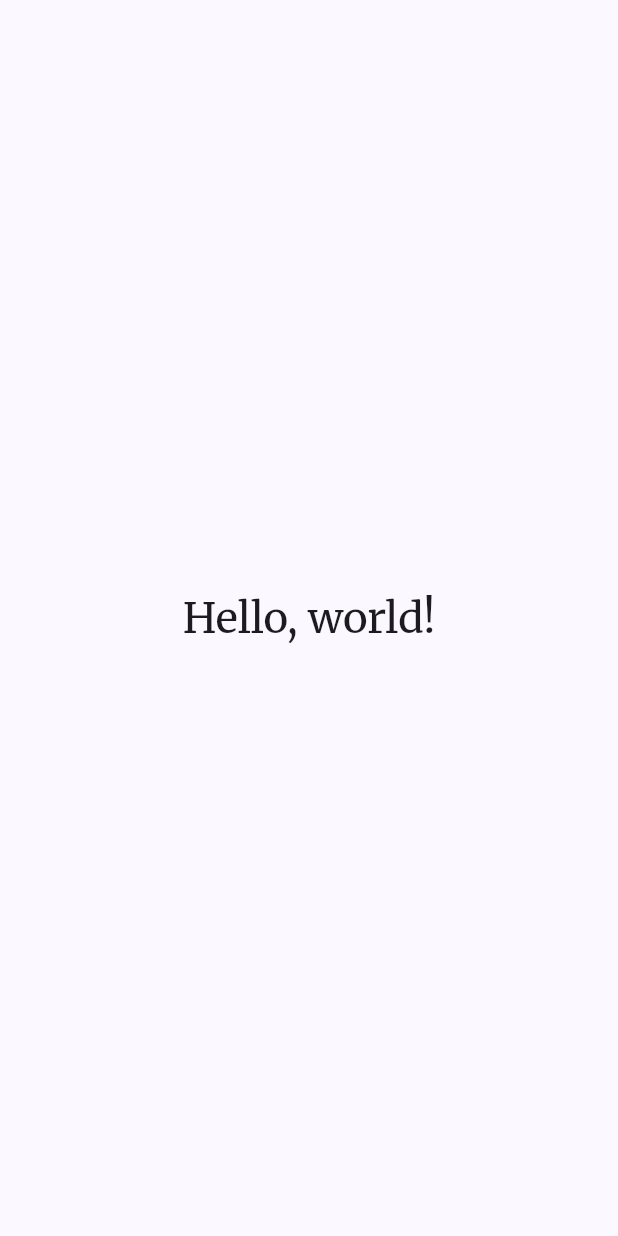
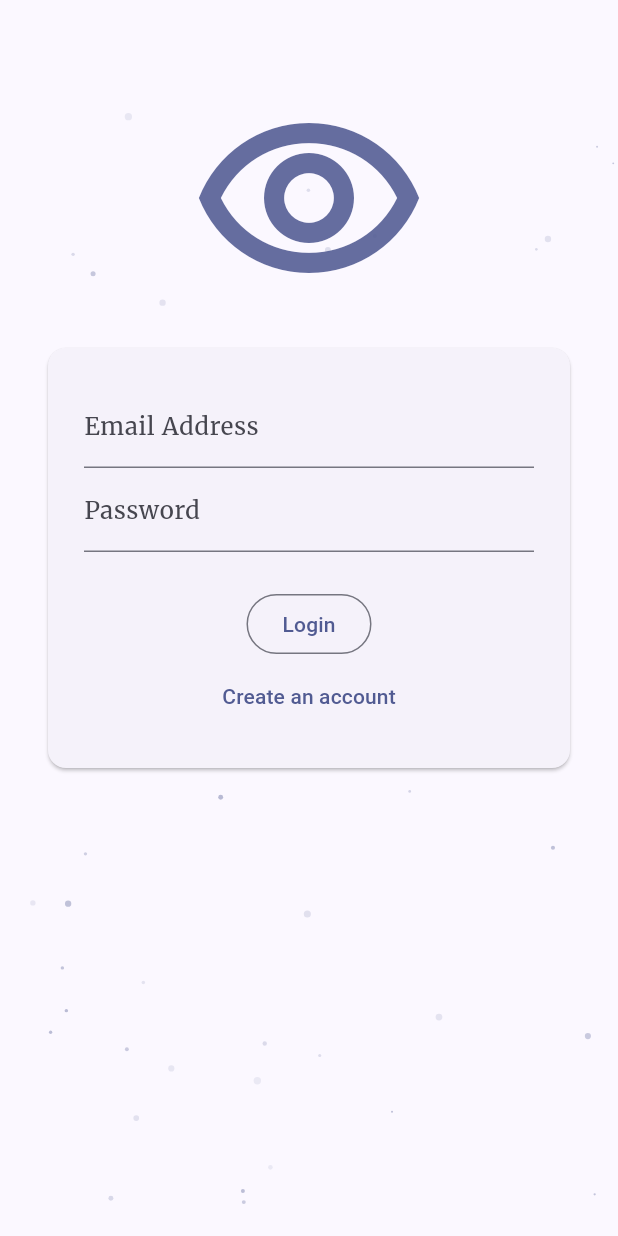
Before and after one commit to jardinefaner/story_v1, a Flutter app: the screen it shows after launch, on a phone screen of 412 x 824 dp. Run offline on Flutter 3.47's test engine with Material 3 defaults, Android fonts, the phone set to English and light mode, and no system bars; our stand-ins replace firebase_core, google_fonts; accounts and stored records are empty; generated files the repository leaves out were written again.

Commit message:
Create auth screen

```diff
--- a/lib/main.dart
+++ b/lib/main.dart
@@ -2,6 +2,7 @@ import 'package:firebase_core/firebase_core.dart';
 import 'package:flutter/services.dart';
 import 'package:story_v1/screens/auth_screen.dart';
 import 'package:story_v1/themes/app_themes.dart';
+import 'package:story_v1/widgets/dust_engine.dart';
 import 'firebase_options.dart';
 
 import 'package:flutter/material.dart';
@@ -22,7 +23,15 @@ class MyApp extends StatelessWidget {
       theme: AppThemes.light,
       darkTheme: AppThemes.dark,
       themeMode: ThemeMode.system,
-      home: const AuthScreen(),
+      home: Scaffold(
+        resizeToAvoidBottomInset: false,
+        body: Stack(
+          children: [
+            Positioned.fill(child: const DustEngine()),
+            Positioned.fill(child: AuthScreen()),
+          ],
+        ),
+      ),
     );
   }
 }
--- a/lib/screens/auth_screen.dart
+++ b/lib/screens/auth_screen.dart
@@ -8,10 +8,130 @@ class AuthScreen extends StatefulWidget {
 }
 
 class _AuthScreenState extends State<AuthScreen> {
+  final _form = GlobalKey<FormState>();
+  bool _isLogin = true;
+  String _email = '';
+  String _password = '';
+
+  void _submit() {
+    final isValid = _form.currentState!.validate();
+
+    if (isValid) {
+      _form.currentState!.save();
+      print(_email);
+      print(_password);
+    }
+  }
+
   @override
   Widget build(BuildContext context) {
     return Scaffold(
-      body: Center(child: Text('Hello, world!', style: Theme.of(context).textTheme.headlineMedium))
+      backgroundColor: Colors.transparent,
+      body: SingleChildScrollView(
+        child: Column(
+          mainAxisAlignment: MainAxisAlignment.start,
+          children: [
+            // Story LOGO
+            Container(
+              margin: const EdgeInsets.only(top: 32),
+              width: 200,
+              height: 200,
+              child: Icon(
+                Icons.remove_red_eye_outlined,
+                size: 160,
+                color: Theme.of(context).colorScheme.primary.withAlpha(225),
+              ),
+            ),
+
+            // FORM
+            Card(
+              margin: const EdgeInsets.symmetric(horizontal: 32),
+              child: SingleChildScrollView(
+                child: Padding(
+                  padding: const EdgeInsets.all(24),
+                  child: Form(
+                    key: _form,
+                    child: Column(
+                      mainAxisSize: MainAxisSize.min,
+                      children: [
+                        // EMAIL ADDRESS input
+                        TextFormField(
+                          decoration: const InputDecoration(
+                            labelText: 'Email Address',
+                          ),
+                          keyboardType: TextInputType.emailAddress,
+                          autocorrect: false,
+                          textCapitalization: TextCapitalization.none,
+                          validator: (value) {
+                            if (value == null ||
+                                value.trim().isEmpty ||
+                                !value.contains('@')) {
+                              return 'Please enter a valid email address.';
+                            }
+
+                            return null;
+                          },
+                          onSaved: (value) {
+                            _email = value!;
+                          },
+                        ),
+
+                        // PASSWORD
+                        TextFormField(
+                          decoration: const InputDecoration(
+                            labelText: 'Password',
+                          ),
+                          obscureText: true,
+                          validator: (value) {
+                            if (value == null || value.isEmpty) {
+                              return 'Password is required.';
+                            }
+                            // Regex for minimum 8 characters, at least one uppercase,
+                            // one lowercase, one digit, and one special character.
+                            // You can customize the special characters within the [ ... ] block.
+                            String pattern =
+                                r'^(?=.*?[A-Z])(?=.*?[a-z])(?=.*?[0-9])(?=.*?[!@#\$&*~]).{8,}$';
+                            RegExp regex = RegExp(pattern);
+
+                            if (!regex.hasMatch(value)) {
+                              return 'Password must be at least 8 characters and include: uppercase, lowercase, digit, and special character (!@#\$&*~).';
+                            }
+
+                            return null; // The password is valid
+                          },
+                          onSaved: (value) {
+                            _password = value!;
+                          },
+                        ),
+
+                        const SizedBox(height: 24),
+
+                        OutlinedButton(
+                          onPressed: _submit,
+                          child: Text(_isLogin ? 'Login' : 'Sign Up'),
+                        ),
+
+                        TextButton(
+                          onPressed: () {
+                            setState(() {
+                              _isLogin = !_isLogin;
+                            });
+                          },
+                          child: Text(
+                            _isLogin
+                                ? 'Create an account'
+                                : 'I already have an account',
+                          ),
+                        ),
+                      ],
+                    ),
+                  ),
+                ),
+              ),
+            ),
+          ],
+        ),
+      ),
     );
   }
 }
--- a/lib/themes/color_schemes.dart
+++ b/lib/themes/color_schemes.dart
@@ -1,6 +1,6 @@
 import 'package:flutter/material.dart';
 
-const Color _kSeedColor = Colors.indigoAccent;
+const Color _kSeedColor = Colors.indigo;
 
 class ColorSchemes {
   static ColorScheme light = ColorScheme.fromSeed(
```
